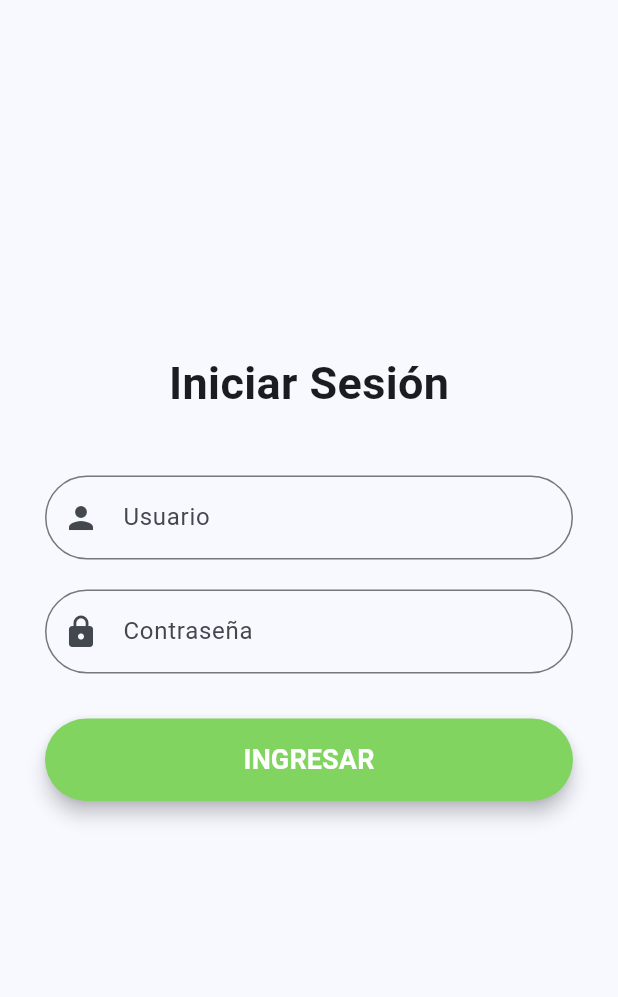
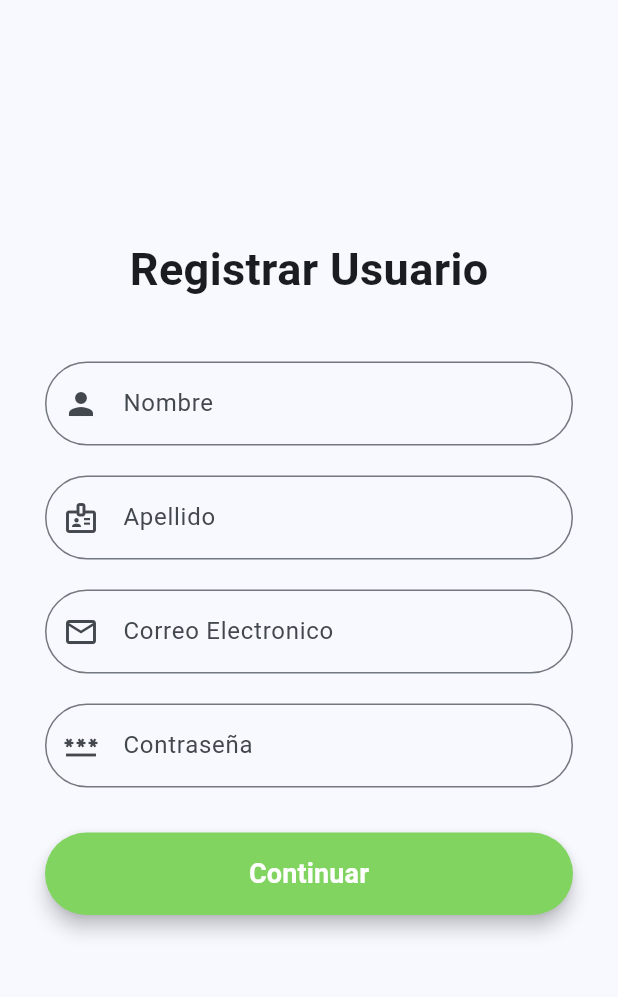
Before and after one commit to Andresmunoz12/Gramas_y_suministros, a Flutter app: the screen it shows after launch, on a phone screen of 412 x 824 dp, the part 84-1081 px from its top. Run offline on Flutter 3.47's test engine with Material 3 defaults, Android fonts, the phone set to English and light mode, and no system bars.

Commit message:
Creando Custom-TextField para reutilizar codigo

```diff
--- /dev/null
+++ b/lib/Features/auth-login/Register-Screen.dart
@@ -0,0 +1,74 @@
+import 'package:flutter/material.dart';
+import 'package:gramas_y_suministros_movil/Shared/Custom-TextField.dart';
+import '';
+
+class RegisterScreen extends StatelessWidget{
+  const RegisterScreen({super.key});
+
+  @override
+  Widget build(BuildContext context) {
+    return Scaffold(
+      appBar: AppBar(
+        title: const Text(
+          'Gramas y Suministros',
+          style: TextStyle(color: Colors.white, fontWeight: FontWeight.bold),
+        ),
+        centerTitle: true,
+        backgroundColor: const Color(0xFF81D460),
+        elevation: 0,
+      ),
+      body: Padding(
+        padding: const EdgeInsets.symmetric(horizontal: 30),
+        child: Center(
+          child: SingleChildScrollView(
+            child: Column(
+              mainAxisAlignment: MainAxisAlignment.center,
+              children: [
+                const Text(
+                  'Registrar Usuario',
+                  style: TextStyle(fontSize: 30, fontWeight: FontWeight.bold),
+                ),
+                const SizedBox(height: 40),
+                //button Nombre
+                const CustomTextField(label:'Nombre', icon: Icons.person),
+                const SizedBox(height: 20),
+                //button Apellido
+                const CustomTextField(label: 'Apellido', icon: Icons.badge_outlined),
+                const SizedBox(height: 20),
+               //button Correo
+                const CustomTextField(label: 'Correo Electronico', icon: Icons.email_outlined),
+                const SizedBox(height: 20),
+                //button password
+                const CustomTextField(label: 'Contraseña', icon: Icons.password_outlined),
+                const SizedBox(height:30),
+
+                SizedBox(
+                  width: double.infinity,
+                  height: 55,
+                  child: ElevatedButton(
+                    onPressed: () {
+                      // llamamos la funcion
+                    },
+                    style: ElevatedButton.styleFrom(
+                      backgroundColor: const Color(0xFF81D460),
+                      foregroundColor: Colors.white,
+                      shape: RoundedRectangleBorder(
+                        borderRadius: BorderRadius.circular(30),
+                      ),
+                      elevation: 5,
+                    ),
+                    child: const Text(
+                      'Continuar',
+                      style: TextStyle(fontSize: 18, fontWeight: FontWeight.bold),
+                    ),
+                  ),
+                ),
+              ],
+            ),
+          ),
+        ),
+      ),
+    );
+  }
+
+}
--- a/lib/Presentation/screens/counters/counter_screen.dart
+++ /dev/null
@@ -1,44 +0,0 @@
-import 'package:flutter/material.dart';
-
-class CounterScreen extends StatefulWidget {
-  const CounterScreen({super.key});
-
-  @override
-  State<CounterScreen> createState() => _CounterScreenState();
-}
-
-class _CounterScreenState extends State<CounterScreen> {
-  int clickCounter = 0;
-  @override
-  Widget build(BuildContext context) {
-    return  Scaffold(
-      appBar: AppBar(
-        title: const  Text('contador'),
-      ) ,
-      body: Center(
-          child:Column(
-            mainAxisAlignment: MainAxisAlignment.center,
-            children: [
-              Text('$clickCounter', style:TextStyle(fontSize: 160, fontWeight: FontWeight.w100 ,)),
-               Text('click${clickCounter == 1 ? '':'s' }', style:TextStyle(fontSize: 25 )),
-              /*if(clickCounter == 1 )
-              const Text('clicks',style:TextStyle(fontSize: 25 )),
-              if(clickCounter != 1)
-                const Text('click',style:TextStyle(fontSize: 25 )),
-              if(clickCounter == 0)
-                const Text('cero clicks',style:TextStyle(fontSize: 25 )),*/
-            ]
-          ),
-      ),
-      floatingActionButton: FloatingActionButton(
-        onPressed: (){
-          clickCounter++;
-          setState(() {
-
-          });
-        },
-        child: const Icon(Icons.plus_one),
-      ),
-    );
-  }
-}
--- /dev/null
+++ b/lib/Shared/Custom-TextField.dart
@@ -0,0 +1,34 @@
+import 'package:flutter/material.dart';
+
+class CustomTextField extends StatelessWidget {
+  final String label;
+  final IconData icon;
+  final bool isPassword;
+  final TextEditingController? controller;
+  final TextInputType keyboardType;
+
+  const CustomTextField({
+    super.key,
+    required this.label,
+    required this.icon,
+    this.isPassword = false, // Por defecto no es contraseña
+    this.controller,
+    this.keyboardType = TextInputType.text,
+  });
+
+  @override
+  Widget build(BuildContext context) {
+    return TextField(
+      controller: controller,
+      obscureText: isPassword,
+      keyboardType: keyboardType,
+      decoration: InputDecoration(
+        labelText: label,
+        prefixIcon: Icon(icon),
+        border: OutlineInputBorder(
+          borderRadius: BorderRadius.circular(30),
+        ),
+      ),
+    );
+  }
+}
--- a/lib/main.dart
+++ b/lib/main.dart
@@ -1,7 +1,8 @@
 import 'package:flutter/cupertino.dart';
 import 'package:flutter/material.dart';
-import 'package:gramas_y_suministros_movil/Presentation/screens/Login_Screen.dart';
-import 'package:gramas_y_suministros_movil/Presentation/screens/counters/counter_functions_screen.dart';
+import 'package:gramas_y_suministros_movil/Features/auth-login/Login_Screen.dart';
+import 'package:gramas_y_suministros_movil/Features/auth-login/Register-Screen.dart';
+import 'package:gramas_y_suministros_movil/counter_functions_screen.dart';
 
 
 void main(){
@@ -18,7 +19,7 @@ class Myapp extends StatelessWidget {
         useMaterial3: true,
           colorSchemeSeed: Colors.blue
       ),
-    home:  LoginScreen()
+    home:  RegisterScreen()
     );
     throw UnimplementedError();
   }
```
Also changed, not shown: lib/Features/auth-login/Login_Screen.dart (renamed from lib/Presentation/screens/Login_Screen.dart), lib/counter_functions_screen.dart (renamed from lib/Presentation/screens/counters/counter_functions_screen.dart).
